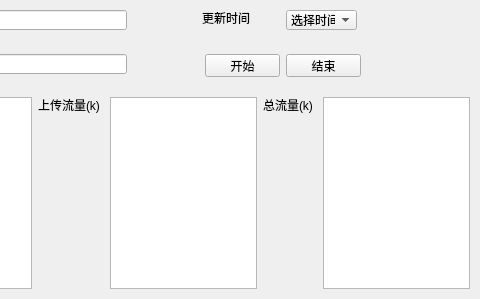
Before: the Qt Designer form aatt_pyqt.ui in NJ-zero/AATT, drawn with Qt 5; both pictures show x 634 to 1114 and y 0 to 299 of the 1114 by 299 pixel window.
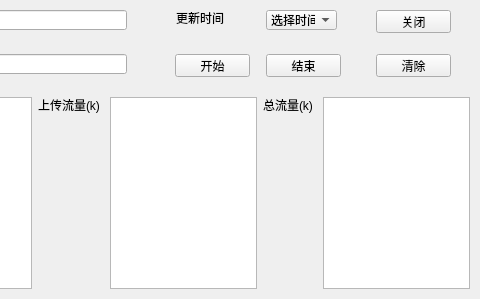
After: the same form once the commit is applied.

Commit message: 页面更新，增加关闭和清除

The edit to the form file:
```diff
--- a/aatt_pyqt.ui
+++ b/aatt_pyqt.ui
@@ -280,7 +280,7 @@
   <widget class="QLabel" name="label_3">
    <property name="geometry">
     <rect>
-     <x>836</x>
+     <x>810</x>
      <y>10</y>
      <width>48</width>
      <height>16</height>
@@ -299,7 +299,7 @@
   <widget class="QComboBox" name="comboBox">
    <property name="geometry">
     <rect>
-     <x>920</x>
+     <x>900</x>
      <y>10</y>
      <width>71</width>
      <height>20</height>
@@ -439,7 +439,7 @@
   <widget class="QPushButton" name="start">
    <property name="geometry">
     <rect>
-     <x>839</x>
+     <x>809</x>
      <y>54</y>
      <width>75</width>
      <height>23</height>
@@ -458,7 +458,7 @@
   <widget class="QPushButton" name="end">
    <property name="geometry">
     <rect>
-     <x>920</x>
+     <x>900</x>
      <y>54</y>
      <width>75</width>
      <height>23</height>
@@ -474,6 +474,38 @@
     <string>结束</string>
    </property>
   </widget>
+  <widget class="QPushButton" name="close">
+   <property name="geometry">
+    <rect>
+     <x>1010</x>
+     <y>10</y>
+     <width>75</width>
+     <height>23</height>
+    </rect>
+   </property>
+   <property name="text">
+    <string>关闭</string>
+   </property>
+  </widget>
+  <widget class="QPushButton" name="cleartext">
+   <property name="geometry">
+    <rect>
+     <x>1010</x>
+     <y>54</y>
+     <width>75</width>
+     <height>23</height>
+    </rect>
+   </property>
+   <property name="sizePolicy">
+    <sizepolicy hsizetype="Preferred" vsizetype="Preferred">
+     <horstretch>0</horstretch>
+     <verstretch>0</verstretch>
+    </sizepolicy>
+   </property>
+   <property name="text">
+    <string>清除</string>
+   </property>
+  </widget>
  </widget>
  <resources/>
  <connections/>
```
Left out of the diff: 19 changed lines with no effect on the pictures. The commit also changes 1 other file.
